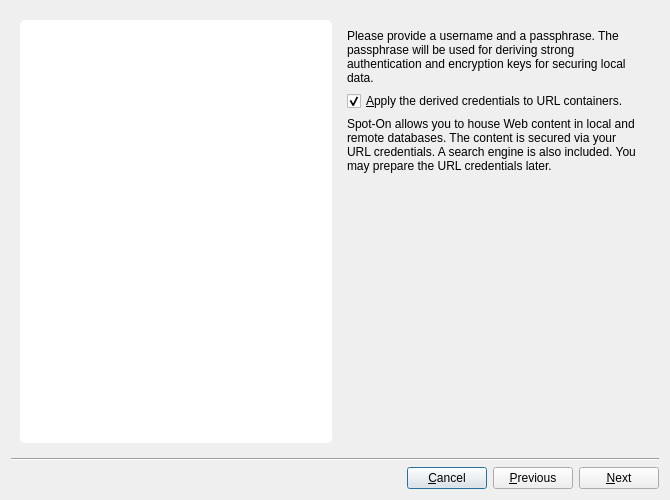
Above: branches/trunk/UI/spot-on-wizard.ui from textbrowser/spot-on before the change. Below: the same form after it.
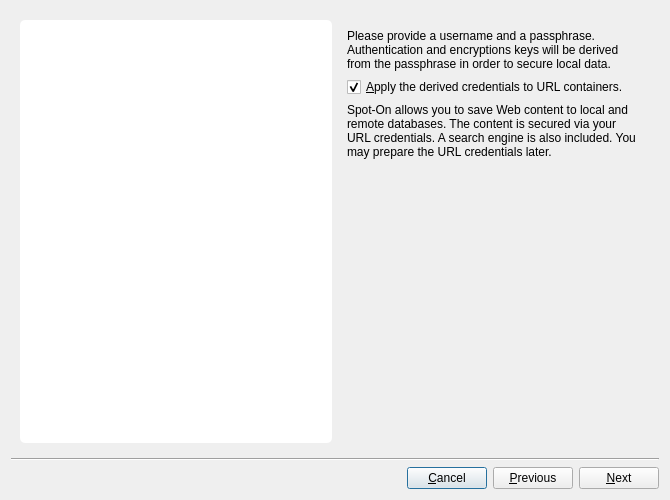
That is the form after the change. The open tabs and pages were chosen to show the change. Icons and pictures are not drawn.

```diff
--- a/branches/trunk/UI/spot-on-wizard.ui
+++ b/branches/trunk/UI/spot-on-wizard.ui
@@ -110,7 +110,7 @@
           <item>
            <widget class="QLabel" name="label_6">
             <property name="text">
-             <string>Please provide a username and a passphrase. The passphrase will be used for deriving strong authentication and encryption keys for securing local data.</string>
+             <string>&lt;html&gt;&lt;head/&gt;&lt;body&gt;&lt;p&gt;Please provide a username and a passphrase. Authentication and encryptions keys will be derived from the passphrase in order to secure local data.&lt;/p&gt;&lt;/body&gt;&lt;/html&gt;</string>
             </property>
             <property name="wordWrap">
              <bool>true</bool>
@@ -130,7 +130,7 @@
           <item>
            <widget class="QLabel" name="label_7">
             <property name="text">
-             <string>&lt;html&gt;&lt;head/&gt;&lt;body&gt;&lt;p&gt;Spot-On allows you to house Web content in local and remote databases. The content is secured via your URL credentials. A search engine is also included. You may prepare the URL credentials later.&lt;/p&gt;&lt;/body&gt;&lt;/html&gt;</string>
+             <string>&lt;html&gt;&lt;head/&gt;&lt;body&gt;&lt;p&gt;Spot-On allows you to save Web content to local and remote databases. The content is secured via your URL credentials. A search engine is also included. You may prepare the URL credentials later.&lt;/p&gt;&lt;/body&gt;&lt;/html&gt;</string>
             </property>
             <property name="wordWrap">
              <bool>true</bool>
@@ -144,8 +144,8 @@
             </property>
             <property name="sizeHint" stdset="0">
              <size>
-              <width>20</width>
-              <height>40</height>
+              <width>17</width>
+              <height>251</height>
              </size>
             </property>
            </spacer>
```
Left out of the diff: 12 changed lines with no effect on the pictures.
